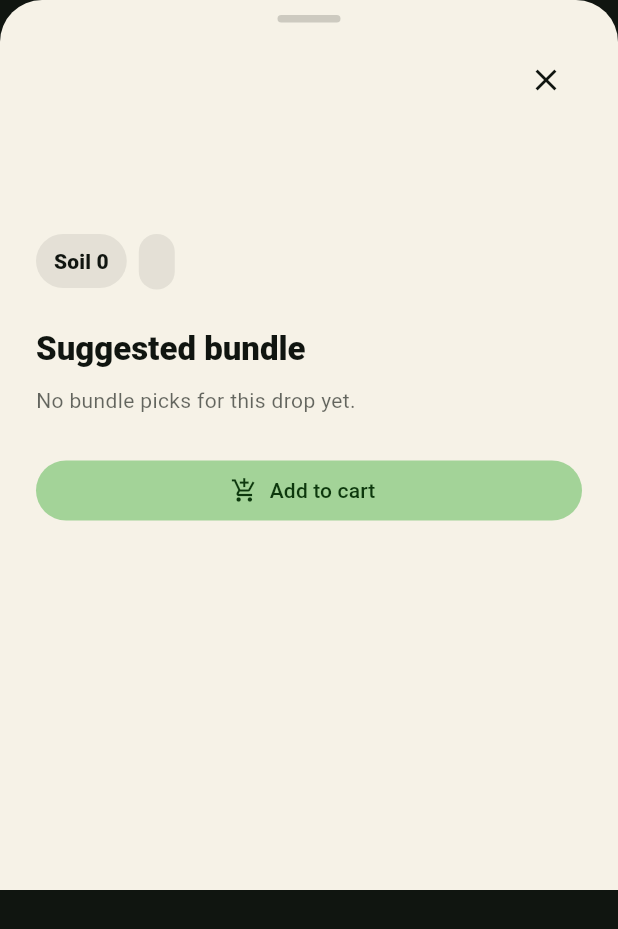
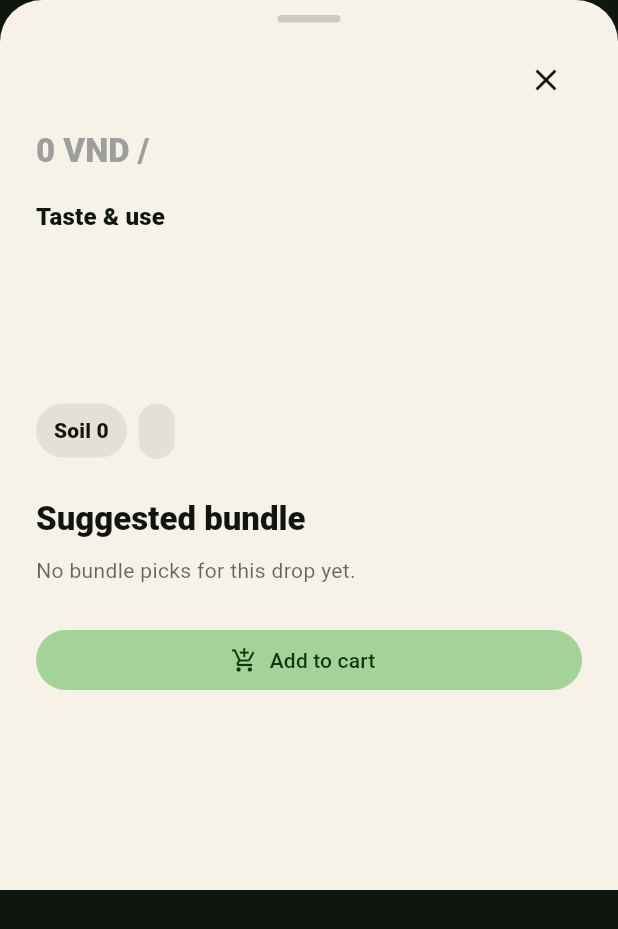
Before and after one commit to musicsms/kenko-shop, a Flutter app: the ProductDetailSheet widget shown alone on an empty page, opened directly with empty values, on a phone screen of 412 x 824 dp. Shown: the top 929 px of the screen. Run offline on Flutter 3.47's test engine with Material 3 defaults, Android fonts, the phone set to English and light mode, and no system bars.

Commit message:
Complete countdown and detail content

```diff
--- a/lib/widgets/product_detail_sheet.dart
+++ b/lib/widgets/product_detail_sheet.dart
@@ -63,6 +63,31 @@ class ProductDetailSheet extends StatelessWidget {
                 ],
               ),
               const SizedBox(height: 10),
+              Text(
+                '${product.price.toStringAsFixed(0)} VND / ${product.unit}',
+                style: Theme.of(context).textTheme.titleLarge?.copyWith(
+                  color: product.palette.primary,
+                  fontWeight: FontWeight.w900,
+                ),
+              ),
+              const SizedBox(height: 18),
+              Text(
+                'Taste & use',
+                style: Theme.of(context).textTheme.titleMedium?.copyWith(
+                  color: KenkoColors.rawBlack,
+                  fontWeight: FontWeight.w900,
+                ),
+              ),
+              const SizedBox(height: 6),
+              Text(
+                product.caption,
+                style: Theme.of(context).textTheme.bodyLarge?.copyWith(
+                  fontSize: 15,
+                  color: KenkoColors.rawBlack.withValues(alpha: 0.72),
+                  height: 1.32,
+                ),
+              ),
+              const SizedBox(height: 18),
               Text(
                 product.origin.name,
                 style: Theme.of(context).textTheme.titleMedium?.copyWith(
```
Also changed, not shown: lib/screens/fresh_feed_screen.dart (+15 -3 lines), 1 other file.
